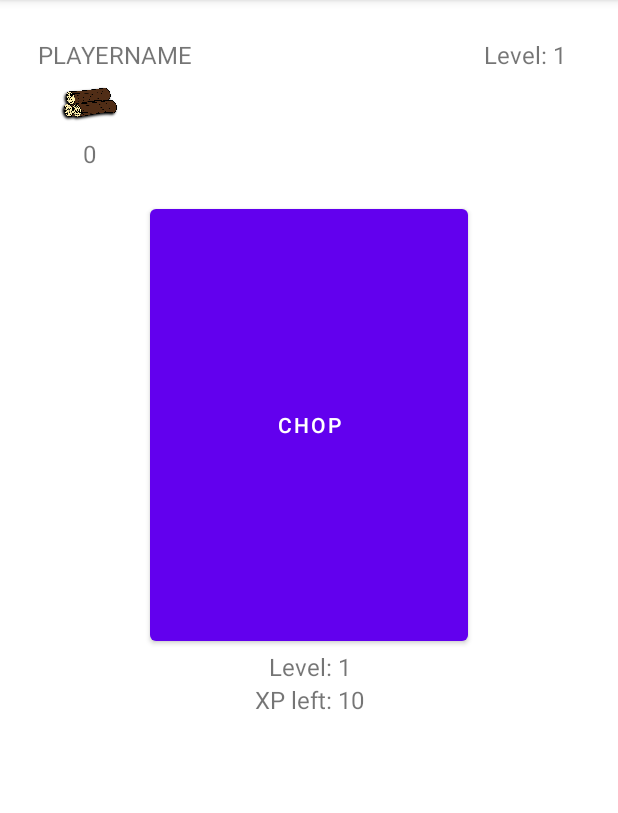
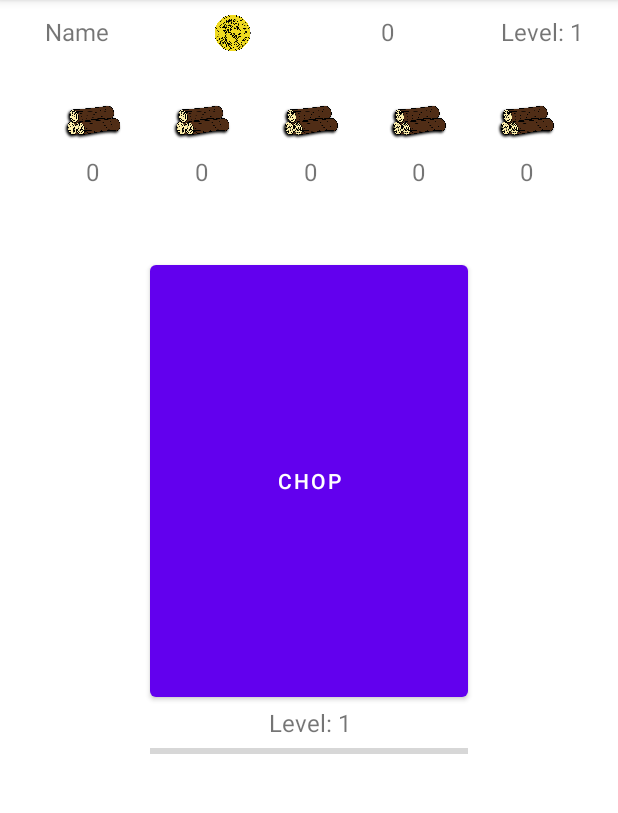
Before and after one commit to DenialHere/Estralium, an Android app: the screen it shows after launch (MainActivity), on a phone screen of 412 x 824 dp, the part 84-897 px from its top. Run offline under Robolectric (Android 15) with nearby library versions, the phone set to English and light mode, and no system bars.

Commit message:
-Created dialouge manager -Adjusted level up message -fixed layout

```diff
--- /dev/null
+++ b/app/src/main/java/com/example/estralium/DialogueManager.java
@@ -0,0 +1,44 @@
+package com.example.estralium;
+
+import android.app.Activity;
+import android.app.Dialog;
+import android.view.Gravity;
+import android.view.Window;
+import android.widget.ImageView;
+import android.widget.TextView;
+
+public class DialogueManager {
+
+    public void Show(Activity activity, int level, String nameOfSkill){
+
+        String levelUpMessageString = nameOfSkill + " level up! \nYou are now level " + level + ".";
+        if (level % 5 == 0){
+            levelUpMessageString += "\n2x more xp per click!";
+        }
+        Dialog dialog = new Dialog(activity);
+
+
+        dialog.setContentView(R.layout.level_message);
+        dialog.getWindow().setGravity(Gravity.BOTTOM);
+
+        TextView levelUpMessage = dialog.findViewById(R.id.textViewLevelUp);
+        levelUpMessage.setText(levelUpMessageString);
+
+
+        if (nameOfSkill == "Woodcutting"){
+            ImageView img = dialog.findViewById(R.id.imageViewIcon);
+            img.setImageResource(R.drawable.wood_cutting_icon);
+        }
+        if (nameOfSkill == "Player"){
+            ImageView img = dialog.findViewById(R.id.imageViewIcon);
+            img.setImageResource(R.drawable.player);
+        }
+        else {
+
+        }
+
+
+        dialog.show();
+    }
+
+}
--- a/app/src/main/java/com/example/estralium/MainActivity.java
+++ b/app/src/main/java/com/example/estralium/MainActivity.java
@@ -7,7 +7,9 @@ import android.media.MediaPlayer;
 import android.os.Bundle;
 import android.view.Gravity;
 import android.view.View;
+import android.view.Window;
 import android.widget.ImageView;
+import android.widget.ProgressBar;
 import android.widget.TextView;
 import android.widget.Toast;
 
@@ -24,6 +26,8 @@ public class MainActivity extends AppCompatActivity {
     MediaPlayer resourceSound;
     MediaPlayer levelUpSound;
 
+    ProgressBar woodCuttingPb;
+
     @Override
     protected void onCreate(Bundle savedInstanceState) {
         super.onCreate(savedInstanceState);
@@ -32,15 +36,15 @@ public class MainActivity extends AppCompatActivity {
 
     public void Chop(View view) {
 
+        woodCuttingPb = findViewById(R.id.progressBarWoodCutting);
         if (view.getId() == R.id.buttonChop)
         {
             resourceSound = MediaPlayer.create(this, R.raw.wood_chop2);
             resourceSound.start();
             logs = findViewById(R.id.textViewLogs);
-            tvWoodCuttingXpLeft = findViewById(R.id.textViewWoodCuttingXpLeft);
             gather.Harvest(invent, 1, view.getId(), player);
             logs.setText(String.valueOf(invent.numOfLogs));
-            tvWoodCuttingXpLeft.setText(woodCuttingXpLeft + player.woodCuttingXpLeft());
+            ProgressBar(player);
         }
 
         CheckIfLevel(view);
@@ -49,7 +53,15 @@ public class MainActivity extends AppCompatActivity {
 
 
     }
+
+    public void ProgressBar(Player player)
+    {
+        woodCuttingPb.setMax((int)player.getWoodCuttingXpNeeded());
+
+        woodCuttingPb.setProgress(player.getWoodCuttingXp());
+    }
     public void CheckIfLevel(View view){
+        DialogueManager dm = new DialogueManager();
 
 
         if (view.getId() == R.id.buttonChop)
@@ -57,9 +69,9 @@ public class MainActivity extends AppCompatActivity {
 
             if (player.checkIfWoodCuttingLevelUp()) {
                 tvWoodCuttingLevel = findViewById(R.id.textViewWoodCuttingLevel);
-                tvWoodCuttingXpLeft.setText(woodCuttingXpLeft + player.woodCuttingXpLeft());
+                ProgressBar(player);
                 tvWoodCuttingLevel.setText(levelDisplay + player.getWoodCuttingLevelString());
-                showLevelUpDialog(player.getWoodCuttingLevel(), "Woodcutting");
+                dm.Show(this, player.getWoodCuttingLevel(), "Woodcutting");
             }
         }
 
@@ -67,46 +79,18 @@ public class MainActivity extends AppCompatActivity {
         {
             tvPlayerLevel = findViewById(R.id.textViewPlayerLevel);
             tvPlayerLevel.setText(levelDisplay + player.getPlayerLevelString());
-            showLevelUpDialog(player.getPlayerLevel(), "You");
+            dm.Show(this, player.getPlayerLevel(), "Player");
         }
     }
 
-    public void LevelUpMessage(int level, String nameOfSkill){
-        String levelUpMessage = nameOfSkill + " level up! You are now level " + level + "xp needed: " + player.getPlayerXpNeededString();
-
-        if (level % 5 == 0){
-            levelUpMessage += "\n50% more xp per click!";
-        }
-
-        Toast.makeText(getApplicationContext(), levelUpMessage, Toast.LENGTH_SHORT).show();
-
-
-    }
 
     public void showLevelUpDialog(int level, String nameOfSkill)
     {
-        String levelUpMessageString = nameOfSkill + " level up! \nYou are now level " + level + ".";
-
-        Dialog dialog = new Dialog(MainActivity.this);
-        dialog.setContentView(R.layout.level_message);
-        dialog.getWindow().setGravity(Gravity.BOTTOM);
-        TextView levelUpMessage = dialog.findViewById(R.id.textViewLevelUp);
-        levelUpMessage.setText(levelUpMessageString);
-
-
-        ImageView img = dialog.findViewById(R.id.imageViewIcon);
-        if (nameOfSkill == "Woodcutting"){
-            img.setImageResource(R.drawable.wood_cutting_icon);
-        }
-        if (nameOfSkill == "You"){
-            img.setImageResource(R.drawable.player);
-        }
 
         levelUpSound = MediaPlayer.create(this, R.raw.level_up_sound);
         levelUpSound.start();
 
 
-        dialog.show();
     }
 
 
--- a/app/src/main/res/layout/activity_main.xml
+++ b/app/src/main/res/layout/activity_main.xml
@@ -3,11 +3,11 @@
     fix this layout it is horrible and not flexible at all
     add image to chop button
 -->
-<LinearLayout xmlns:android="http://schemas.android.com/apk/res/android"
+<androidx.constraintlayout.widget.ConstraintLayout xmlns:android="http://schemas.android.com/apk/res/android"
     xmlns:app="http://schemas.android.com/apk/res-auto"
     xmlns:tools="http://schemas.android.com/tools"
     android:layout_width="match_parent"
-    android:layout_height="match_parent"
+    android:layout_height="wrap_content"
     android:onClick="Chop"
     android:orientation="vertical"
     tools:context=".MainActivity">
@@ -15,22 +15,42 @@
 
     <TableLayout
         android:layout_width="match_parent"
-        android:layout_height="match_parent"
-
-        >
+        android:layout_height="match_parent">
 
         <TableRow
             android:layout_width="match_parent"
             android:layout_height="match_parent"
-            android:layout_marginTop="25dp">
+            android:layout_marginTop="10dp"
+            android:layout_marginBottom="25dp"
+            android:layout_weight="1"
+            android:weightSum="4"
+
+
+            >
 
             <TextView
                 android:id="@+id/textViewPlayerName"
-                android:layout_width="177dp"
+                android:layout_width="wrap_content"
                 android:layout_height="wrap_content"
-                android:layout_marginLeft="25dp"
                 android:layout_weight="1"
-                android:text="PLAYERNAME"
+                android:text="Name"
+                android:textAlignment="center"
+                android:textSize="16sp" />
+
+            <ImageView
+                android:id="@+id/imageView"
+                android:layout_width="wrap_content"
+                android:layout_height="24dp"
+                app:srcCompat="@drawable/coin"
+                android:layout_weight="1"/>
+
+            <TextView
+                android:id="@+id/textViewPlayerLevel4"
+                android:layout_width="wrap_content"
+                android:layout_height="wrap_content"
+                android:textAlignment="center"
+                android:layout_weight="1"
+                android:text="0"
                 android:textSize="16sp" />
 
             <TextView
@@ -39,6 +59,107 @@
                 android:layout_height="wrap_content"
                 android:layout_weight="1"
                 android:text="Level: 1"
+                android:textAlignment="center"
+                android:textSize="16sp" />
+
+        </TableRow>
+
+        <TableRow
+            android:layout_width="120dp"
+            android:layout_height="50dp"
+            android:layout_marginLeft="25dp"
+            android:layout_marginRight="25dp"
+            android:layout_weight="1"
+            android:layout_marginTop="10dp"
+            android:weightSum="5">
+
+            <ImageView
+                android:id="@+id/imageViewLogs"
+                android:layout_width="fill_parent"
+                android:layout_height="24dp"
+                android:layout_weight="1"
+                app:srcCompat="@drawable/wood_cutting_icon" />
+
+            <ImageView
+                android:id="@+id/imageViewLogs2"
+                android:layout_width="fill_parent"
+                android:layout_height="fill_parent"
+                android:layout_weight="1"
+                app:srcCompat="@drawable/wood_cutting_icon" />
+
+            <ImageView
+                android:id="@+id/imageViewLogs3"
+                android:layout_width="fill_parent"
+                android:layout_height="fill_parent"
+                android:layout_weight="1"
+                app:srcCompat="@drawable/wood_cutting_icon" />
+
+            <ImageView
+                android:id="@+id/imageViewLogs4"
+                android:layout_width="fill_parent"
+                android:layout_height="fill_parent"
+                android:layout_weight="1"
+                app:srcCompat="@drawable/wood_cutting_icon" />
+
+            <ImageView
+                android:id="@+id/imageViewLogs5"
+                android:layout_width="fill_parent"
+                android:layout_height="fill_parent"
+                android:layout_weight="1"
+                app:srcCompat="@drawable/wood_cutting_icon" />
+
+        </TableRow>
+
+        <TableRow
+            android:layout_width="match_parent"
+            android:layout_height="match_parent"
+            android:layout_marginLeft="25dp"
+            android:layout_marginRight="25dp"
+            android:layout_marginTop="10dp">
+
+            <TextView
+                android:id="@+id/textViewLogs"
+                android:layout_width="wrap_content"
+                android:layout_height="wrap_content"
+                android:layout_weight="1"
+                android:text="0"
+                android:textAlignment="center"
+                android:textSize="16sp" />
+
+            <TextView
+                android:id="@+id/textViewLogs12"
+                android:layout_width="wrap_content"
+                android:layout_height="wrap_content"
+                android:layout_weight="1"
+                android:text="0"
+                android:textAlignment="center"
+                android:textSize="16sp" />
+
+            <TextView
+                android:id="@+id/textViewLogs13"
+                android:layout_width="wrap_content"
+                android:layout_height="wrap_content"
+                android:layout_weight="1"
+                android:text="0"
+                android:textAlignment="center"
+                android:textSize="16sp" />
+
+            <TextView
+                android:id="@+id/textViewLogs14"
+                android:layout_width="wrap_content"
+                android:layout_height="wrap_content"
+                android:layout_weight="1"
+                android:text="0"
+                android:textAlignment="center"
+                android:textSize="16sp" />
+
+            <TextView
+                android:id="@+id/textViewLogs15"
+                android:layout_width="wrap_content"
+                android:layout_height="wrap_content"
+                android:layout_weight="1"
+                android:text="0"
+                android:textAlignment="center"
                 android:textSize="16sp" />
 
         </TableRow>
@@ -46,38 +167,7 @@
         <TableRow
             android:layout_width="match_parent"
             android:layout_height="match_parent"
-            android:layout_marginTop="10dp"
-            android:layout_marginLeft="25dp">
-
-            <ImageView
-                android:id="@+id/imageViewLogs"
-                android:layout_width="24dp"
-                android:layout_height="24dp"
-                android:layout_marginEnd="220dp"
-                app:srcCompat="@drawable/wood_cutting_icon" />
-
-        </TableRow>
-
-        <TableRow
-            android:layout_width="match_parent"
-            android:layout_height="match_parent"
-            android:layout_marginTop="10dp"
-            android:layout_marginLeft="25dp">
-
-            <TextView
-                android:id="@+id/textViewLogs"
-                android:layout_height="wrap_content"
-                android:layout_width="wrap_content"
-                android:text="0"
-                android:layout_marginEnd="220dp"
-                android:textAlignment="center"
-                android:textSize="16sp" />
-
-        </TableRow>
-
-        <TableRow
-            android:layout_width="wrap_content"
-            android:layout_height="wrap_content"
+            android:layout_marginTop="25dp"
 
             >
 
@@ -96,7 +186,8 @@
 
         <TableRow
             android:layout_width="match_parent"
-            android:layout_height="match_parent">
+            android:layout_height="match_parent"
+            >
 
             <TextView
                 android:id="@+id/textViewWoodCuttingLevel"
@@ -113,24 +204,23 @@
 
         <TableRow
             android:layout_width="match_parent"
-            android:layout_height="match_parent" >
+            android:layout_height="match_parent"
+            android:weightSum="1"
+            >
 
-            <TextView
-                android:id="@+id/textViewWoodCuttingXpLeft"
-                android:layout_width="wrap_content"
-                android:layout_height="wrap_content"
+            <ProgressBar
+                android:id="@+id/progressBarWoodCutting"
+                style="?android:attr/progressBarStyleHorizontal"
+                android:layout_width="match_parent"
+                android:layout_height="match_parent"
+                android:layout_weight="1"
                 android:layout_marginStart="100dp"
                 android:layout_marginEnd="100dp"
-                android:layout_weight="1"
-                android:text="XP left: 10"
-                android:textAlignment="center"
-                android:textSize="16sp" />
+                />
+
         </TableRow>
 
-        <TableRow
-            android:layout_width="match_parent"
-            android:layout_height="match_parent" />
     </TableLayout>
 
 
-</LinearLayout>
+</androidx.constraintlayout.widget.ConstraintLayout>
--- a/app/src/main/res/layout/level_message.xml
+++ b/app/src/main/res/layout/level_message.xml
@@ -5,16 +5,17 @@
 <LinearLayout xmlns:android="http://schemas.android.com/apk/res/android"
     xmlns:app="http://schemas.android.com/apk/res-auto"
     xmlns:tools="http://schemas.android.com/tools"
-    android:layout_width="match_parent"
+    android:layout_width="fill_parent"
     android:layout_height="wrap_content"
-    android:background="#0C0808"
-    android:backgroundTint="#171515"
-    android:orientation="vertical">
+    android:background="#CC000000"
+    android:orientation="vertical"
+    >
 
     <ImageView
         android:id="@+id/imageViewIcon"
-        android:layout_width="230dp"
-        android:layout_height="151dp"
+        android:layout_width="match_parent"
+        android:layout_height="48dp"
+        android:layout_weight="1"
         android:layout_gravity="center"
         android:layout_marginLeft="50dp"
         android:layout_marginTop="10dp"
@@ -30,5 +31,5 @@
         android:text="LEVEL UP"
         android:textAlignment="center"
         android:textColor="#FFFCFC"
-        android:textSize="20sp" />
+        android:textSize="16sp" />
 </LinearLayout>
```
Also changed, not shown: app/src/main/res/drawable/coin.png (added).
